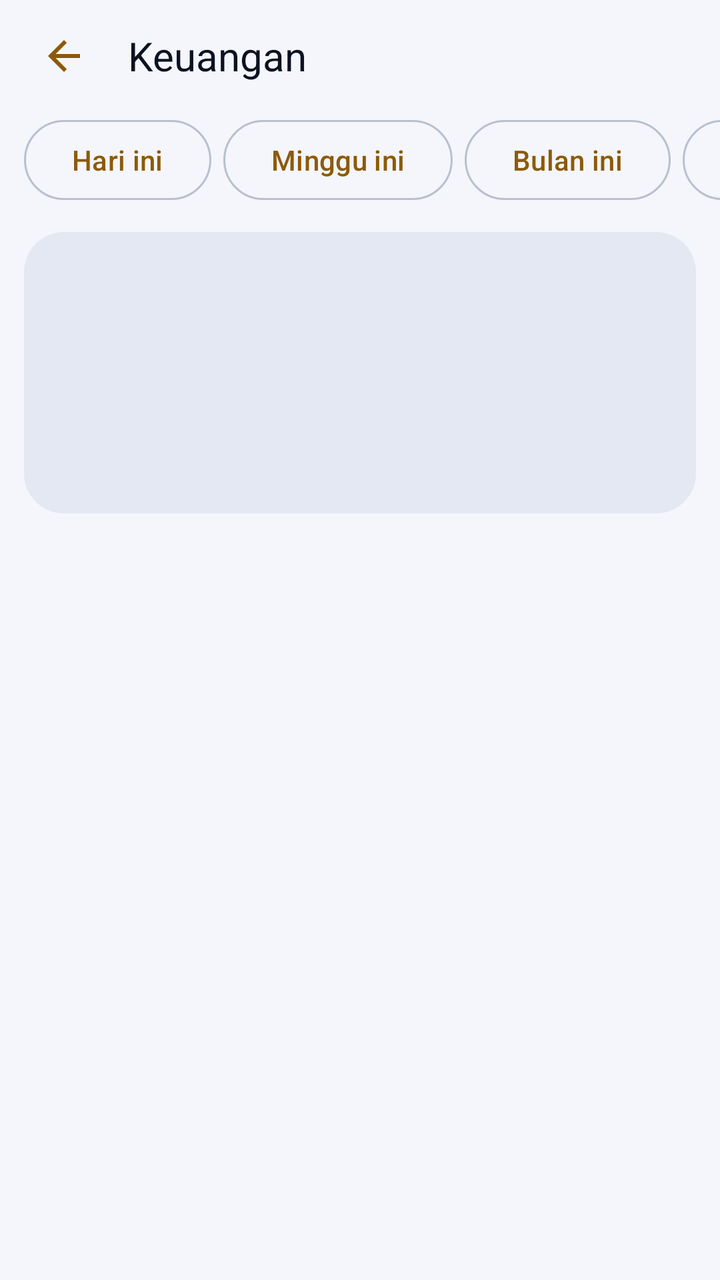
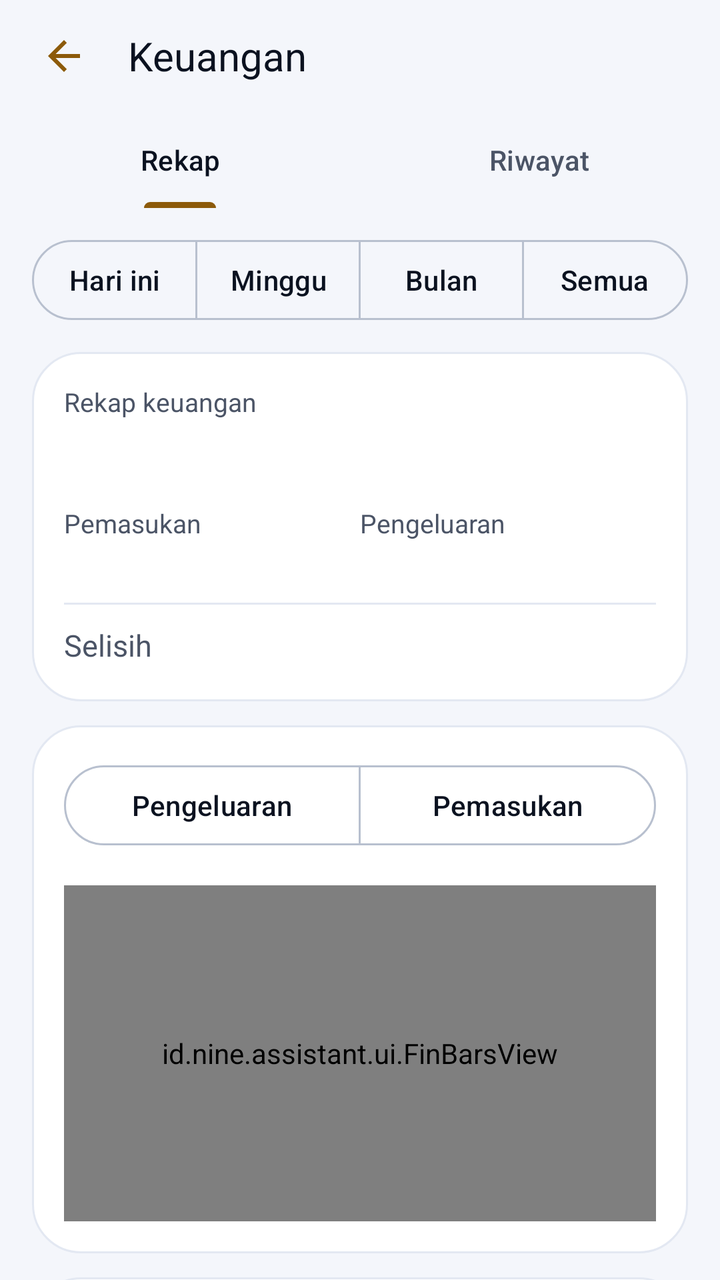

Two renders of the same Android screen: before a commit and after it. Below are the layout's source before the change and the commit's diff.
<!-- AndroidManifest.xml: application theme Theme.Nine -->
<!-- res/layout/activity_finance.xml -->
<?xml version="1.0" encoding="utf-8"?>
<LinearLayout xmlns:android="http://schemas.android.com/apk/res/android"
    xmlns:app="http://schemas.android.com/apk/res-auto"
    android:id="@+id/financeRoot"
    android:layout_width="match_parent"
    android:layout_height="match_parent"
    android:background="@color/nine_bg"
    android:orientation="vertical">

    <LinearLayout
        android:layout_width="match_parent"
        android:layout_height="56dp"
        android:gravity="center_vertical"
        android:orientation="horizontal"
        android:paddingStart="8dp"
        android:paddingEnd="8dp">

        <ImageButton
            android:id="@+id/btnBack"
            android:layout_width="48dp"
            android:layout_height="48dp"
            android:background="?attr/selectableItemBackgroundBorderless"
            android:contentDescription="@string/back"
            android:src="@drawable/ic_back"
            app:tint="@color/nine_gold" />

        <TextView
            android:layout_width="0dp"
            android:layout_height="wrap_content"
            android:layout_marginStart="8dp"
            android:layout_weight="1"
            android:text="@string/fin_title"
            android:textColor="@color/nine_on_bg"
            android:textSize="20sp" />
    </LinearLayout>

    <HorizontalScrollView
        android:layout_width="match_parent"
        android:layout_height="wrap_content"
        android:scrollbars="none">

        <LinearLayout
            android:layout_width="wrap_content"
            android:layout_height="wrap_content"
            android:orientation="horizontal"
            android:paddingStart="12dp"
            android:paddingEnd="12dp">

            <com.google.android.material.button.MaterialButton
                android:id="@+id/btnPToday"
                style="@style/Widget.Material3.Button.OutlinedButton"
                android:layout_width="wrap_content"
                android:layout_height="wrap_content"
                android:text="@string/fin_p_today" />

            <com.google.android.material.button.MaterialButton
                android:id="@+id/btnPWeek"
                style="@style/Widget.Material3.Button.OutlinedButton"
                android:layout_width="wrap_content"
                android:layout_height="wrap_content"
                android:layout_marginStart="6dp"
                android:text="@string/fin_p_week" />

            <com.google.android.material.button.MaterialButton
                android:id="@+id/btnPMonth"
                style="@style/Widget.Material3.Button.OutlinedButton"
                android:layout_width="wrap_content"
                android:layout_height="wrap_content"
                android:layout_marginStart="6dp"
                android:text="@string/fin_p_month" />

            <com.google.android.material.button.MaterialButton
                android:id="@+id/btnPAll"
                style="@style/Widget.Material3.Button.OutlinedButton"
                android:layout_width="wrap_content"
                android:layout_height="wrap_content"
                android:layout_marginStart="6dp"
                android:text="@string/fin_p_all" />
        </LinearLayout>
    </HorizontalScrollView>

    <LinearLayout
        android:layout_width="match_parent"
        android:layout_height="wrap_content"
        android:layout_margin="12dp"
        android:background="@drawable/bg_user_pill"
        android:orientation="vertical"
        android:padding="16dp">

        <TextView
            android:id="@+id/txtBalance"
            android:layout_width="match_parent"
            android:layout_height="wrap_content"
            android:textColor="@color/nine_on_bg"
            android:textSize="26sp" />

        <TextView
            android:id="@+id/txtIncome"
            android:layout_width="match_parent"
            android:layout_height="wrap_content"
            android:layout_marginTop="6dp"
            android:textColor="@color/fin_income"
            android:textSize="15sp" />

        <TextView
            android:id="@+id/txtExpense"
            android:layout_width="match_parent"
            android:layout_height="wrap_content"
            android:layout_marginTop="2dp"
            android:textColor="@color/fin_expense"
            android:textSize="15sp" />

        <TextView
            android:id="@+id/txtTop"
            style="@style/Nine.Body"
            android:layout_marginTop="6dp" />
    </LinearLayout>

    <androidx.recyclerview.widget.RecyclerView
        android:id="@+id/finList"
        android:layout_width="match_parent"
        android:layout_height="0dp"
        android:layout_weight="1"
        android:clipToPadding="false"
        android:paddingStart="12dp"
        android:paddingEnd="12dp"
        android:paddingBottom="8dp" />

    <TextView
        android:id="@+id/txtEmpty"
        style="@style/Nine.Body"
        android:gravity="center"
        android:padding="24dp"
        android:text="@string/fin_empty"
        android:visibility="gone" />
</LinearLayout>
<!-- resources referenced by this layout -->
<resources>
  <color name="fin_expense">#B3261E</color>
  <color name="fin_income">#1B7F4B</color>
  <color name="nine_bg">#F4F6FB</color>
  <color name="nine_gold">#8C5A0A</color>
  <color name="nine_on_bg">#0B1220</color>
  <!-- drawable bg_user_pill (drawable) -->
  <shape xmlns:android="http://schemas.android.com/apk/res/android" android:shape="rectangle">
      <solid android:color="@color/nine_pill" />
      <corners android:radius="20dp" />
  </shape>
  <!-- drawable ic_back (drawable) -->
  <vector xmlns:android="http://schemas.android.com/apk/res/android"
      android:width="24dp"
      android:height="24dp"
      android:autoMirrored="true"
      android:viewportWidth="24"
      android:viewportHeight="24">
      <path
          android:fillColor="@android:color/white"
          android:pathData="M20,11H7.83l5.59,-5.59L12,4l-8,8 8,8 1.41,-1.41L7.83,13H20v-2z" />
  </vector>
  <string name="back">Kembali</string>
  <string name="fin_empty">Belum ada catatan. Katakan: \"tadi beli kopi 18 ribu\".</string>
  <string name="fin_p_all">Semua</string>
  <string name="fin_p_month">Bulan ini</string>
  <string name="fin_p_today">Hari ini</string>
  <string name="fin_p_week">Minggu ini</string>
  <string name="fin_title">Keuangan</string>
  <style name="Nine.Body" parent="">
          <item name="android:layout_width">match_parent</item>
          <item name="android:layout_height">wrap_content</item>
          <item name="android:textColor">@color/nine_muted</item>
          <item name="android:textSize">14sp</item>
          <item name="android:lineSpacingMultiplier">1.15</item>
      </style>
  <color name="nine_pill">#E3E8F2</color>
  <color name="nine_muted">#4B5466</color>
  <color name="nine_accent">#8C5A0A</color>
  <color name="nine_vignette_edge">#33C7861A</color>
  <color name="nine_card">#FFFFFF</color>
  <color name="nine_outline">#B8C0CF</color>
  <color name="nine_outline_variant">#DCE1EA</color>
  <style name="Nine.BottomSheetDialog" parent="ThemeOverlay.Material3.BottomSheetDialog">
          <item name="bottomSheetStyle">@style/Nine.BottomSheet</item>
      </style>
  <style name="Nine.BottomSheet" parent="Widget.Material3.BottomSheet.Modal">
          <item name="backgroundTint">@color/nine_card</item>
      </style>
  <!-- unchanged entries left out for length: 1 -->
</resources>

<!-- the commit's change to res/layout/activity_finance.xml (unified diff, before → after) -->
@@ -34,103 +34,289 @@
             android:textSize="20sp" />
     </LinearLayout>
 
-    <HorizontalScrollView
+    <com.google.android.material.tabs.TabLayout
+        android:id="@+id/finTabs"
         android:layout_width="match_parent"
         android:layout_height="wrap_content"
-        android:scrollbars="none">
-
-        <LinearLayout
+        android:background="@color/nine_bg"
+        app:tabGravity="fill"
+        app:tabIndicatorColor="@color/nine_gold"
+        app:tabMode="fixed"
+        app:tabRippleColor="@color/nine_pill"
+        app:tabSelectedTextColor="@color/nine_on_bg"
+        app:tabTextColor="@color/nine_muted">
+
+        <com.google.android.material.tabs.TabItem
             android:layout_width="wrap_content"
             android:layout_height="wrap_content"
-            android:orientation="horizontal"
-            android:paddingStart="12dp"
-            android:paddingEnd="12dp">
-
-            <com.google.android.material.button.MaterialButton
-                android:id="@+id/btnPToday"
-                style="@style/Widget.Material3.Button.OutlinedButton"
-                android:layout_width="wrap_content"
-                android:layout_height="wrap_content"
-                android:text="@string/fin_p_today" />
-
-            <com.google.android.material.button.MaterialButton
-                android:id="@+id/btnPWeek"
-                style="@style/Widget.Material3.Button.OutlinedButton"
-                android:layout_width="wrap_content"
-                android:layout_height="wrap_content"
-                android:layout_marginStart="6dp"
-                android:text="@string/fin_p_week" />
-
-            <com.google.android.material.button.MaterialButton
-                android:id="@+id/btnPMonth"
-                style="@style/Widget.Material3.Button.OutlinedButton"
-                android:layout_width="wrap_content"
-                android:layout_height="wrap_content"
-                android:layout_marginStart="6dp"
-                android:text="@string/fin_p_month" />
-
-            <com.google.android.material.button.MaterialButton
-                android:id="@+id/btnPAll"
-                style="@style/Widget.Material3.Button.OutlinedButton"
-                android:layout_width="wrap_content"
-                android:layout_height="wrap_content"
-                android:layout_marginStart="6dp"
-                android:text="@string/fin_p_all" />
-        </LinearLayout>
-    </HorizontalScrollView>
-
-    <LinearLayout
+            android:text="@string/fin_tab_recap" />
+
+        <com.google.android.material.tabs.TabItem
+            android:layout_width="wrap_content"
+            android:layout_height="wrap_content"
+            android:text="@string/fin_tab_list" />
+    </com.google.android.material.tabs.TabLayout>
+
+    <com.google.android.material.button.MaterialButtonToggleGroup
+        android:id="@+id/finPeriod"
         android:layout_width="match_parent"
         android:layout_height="wrap_content"
-        android:layout_margin="12dp"
-        android:background="@drawable/bg_user_pill"
-        android:orientation="vertical"
-        android:padding="16dp">
-
-        <TextView
-            android:id="@+id/txtBalance"
-            android:layout_width="match_parent"
-            android:layout_height="wrap_content"
-            android:textColor="@color/nine_on_bg"
-            android:textSize="26sp" />
-
-        <TextView
-            android:id="@+id/txtIncome"
-            android:layout_width="match_parent"
-            android:layout_height="wrap_content"
-            android:layout_marginTop="6dp"
-            android:textColor="@color/fin_income"
-            android:textSize="15sp" />
-
-        <TextView
-            android:id="@+id/txtExpense"
-            android:layout_width="match_parent"
-            android:layout_height="wrap_content"
-            android:layout_marginTop="2dp"
-            android:textColor="@color/fin_expense"
-            android:textSize="15sp" />
-
-        <TextView
-            android:id="@+id/txtTop"
-            style="@style/Nine.Body"
-            android:layout_marginTop="6dp" />
-    </LinearLayout>
-
-    <androidx.recyclerview.widget.RecyclerView
-        android:id="@+id/finList"
+        android:layout_marginStart="16dp"
+        android:layout_marginTop="12dp"
+        android:layout_marginEnd="16dp"
+        app:selectionRequired="true"
+        app:singleSelection="true">
+
+        <com.google.android.material.button.MaterialButton
+            android:id="@+id/btnPToday"
+            style="@style/Widget.Material3.Button.OutlinedButton"
+            android:layout_width="0dp"
+            android:layout_height="wrap_content"
+            android:layout_weight="1"
+            android:paddingStart="4dp"
+            android:paddingEnd="4dp"
+            android:text="@string/fin_p_today" />
+
+        <com.google.android.material.button.MaterialButton
+            android:id="@+id/btnPWeek"
+            style="@style/Widget.Material3.Button.OutlinedButton"
+            android:layout_width="0dp"
+            android:layout_height="wrap_content"
+            android:layout_weight="1"
+            android:paddingStart="4dp"
+            android:paddingEnd="4dp"
+            android:text="@string/fin_p_week" />
+
+        <com.google.android.material.button.MaterialButton
+            android:id="@+id/btnPMonth"
+            style="@style/Widget.Material3.Button.OutlinedButton"
+            android:layout_width="0dp"
+            android:layout_height="wrap_content"
+            android:layout_weight="1"
+            android:paddingStart="4dp"
+            android:paddingEnd="4dp"
+            android:text="@string/fin_p_month" />
+
+        <com.google.android.material.button.MaterialButton
+            android:id="@+id/btnPAll"
+            style="@style/Widget.Material3.Button.OutlinedButton"
+            android:layout_width="0dp"
+            android:layout_height="wrap_content"
+            android:layout_weight="1"
+            android:paddingStart="4dp"
+            android:paddingEnd="4dp"
+            android:text="@string/fin_p_all" />
+    </com.google.android.material.button.MaterialButtonToggleGroup>
+
+    <FrameLayout
         android:layout_width="match_parent"
         android:layout_height="0dp"
-        android:layout_weight="1"
-        android:clipToPadding="false"
-        android:paddingStart="12dp"
-        android:paddingEnd="12dp"
-        android:paddingBottom="8dp" />
-
-    <TextView
-        android:id="@+id/txtEmpty"
-        style="@style/Nine.Body"
-        android:gravity="center"
-        android:padding="24dp"
-        android:text="@string/fin_empty"
-        android:visibility="gone" />
+        android:layout_weight="1">
+
+        <ScrollView
+            android:id="@+id/finRecap"
+            android:layout_width="match_parent"
+            android:layout_height="match_parent"
+            android:clipToPadding="false"
+            android:overScrollMode="never"
+            android:paddingTop="12dp"
+            android:paddingBottom="16dp"
+            android:scrollbars="none">
+
+            <LinearLayout
+                android:layout_width="match_parent"
+                android:layout_height="wrap_content"
+                android:orientation="vertical"
+                android:paddingStart="16dp"
+                android:paddingEnd="16dp">
+
+                <LinearLayout
+                    style="@style/Nine.Card"
+                    android:layout_marginBottom="12dp">
+
+                    <TextView
+                        android:layout_width="match_parent"
+                        android:layout_height="wrap_content"
+                        android:text="@string/fin_recap"
+                        android:textColor="@color/nine_muted"
+                        android:textSize="13sp" />
+
+                    <TextView
+                        android:id="@+id/txtPeriod"
+                        android:layout_width="match_parent"
+                        android:layout_height="wrap_content"
+                        android:textColor="@color/nine_on_bg"
+                        android:textSize="20sp"
+                        android:textStyle="bold" />
+
+                    <LinearLayout
+                        android:layout_width="match_parent"
+                        android:layout_height="wrap_content"
+                        android:layout_marginTop="16dp"
+                        android:orientation="horizontal">
+
+                        <LinearLayout
+                            android:layout_width="0dp"
+                            android:layout_height="wrap_content"
+                            android:layout_weight="1"
+                            android:orientation="vertical"
+                            android:paddingEnd="8dp">
+
+                            <TextView
+                                android:layout_width="match_parent"
+                                android:layout_height="wrap_content"
+                                android:text="@string/fin_income"
+                                android:textColor="@color/nine_muted"
+                                android:textSize="13sp" />
+
+                            <TextView
+                                android:id="@+id/txtIncome"
+                                android:layout_width="match_parent"
+                                android:layout_height="wrap_content"
+                                android:autoSizeMaxTextSize="18sp"
+                                android:autoSizeMinTextSize="12sp"
+                                android:autoSizeTextType="uniform"
+                                android:maxLines="1"
+                                android:textColor="@color/fin_income"
+                                android:textStyle="bold" />
+                        </LinearLayout>
+
+                        <LinearLayout
+                            android:layout_width="0dp"
+                            android:layout_height="wrap_content"
+                            android:layout_weight="1"
+                            android:orientation="vertical">
+
+                            <TextView
+                                android:layout_width="match_parent"
+                                android:layout_height="wrap_content"
+                                android:text="@string/fin_expense"
+                                android:textColor="@color/nine_muted"
+                                android:textSize="13sp" />
+
+                            <TextView
+                                android:id="@+id/txtExpense"
+                                android:layout_width="match_parent"
+                                android:layout_height="wrap_content"
+                                android:autoSizeMaxTextSize="18sp"
+                                android:autoSizeMinTextSize="12sp"
+                                android:autoSizeTextType="uniform"
+                                android:maxLines="1"
+                                android:textColor="@color/fin_expense"
+                                android:textStyle="bold" />
+                        </LinearLayout>
+                    </LinearLayout>
+
+                    <View style="@style/Nine.Divider" />
+
+                    <LinearLayout
+                        android:layout_width="match_parent"
+                        android:layout_height="wrap_content"
+                        android:gravity="center_vertical"
+                        android:orientation="horizontal">
+
+                        <TextView
+                            android:layout_width="0dp"
+                            android:layout_height="wrap_content"
+                            android:layout_weight="1"
+                            android:text="@string/fin_diff"
+                            android:textColor="@color/nine_muted"
+                            android:textSize="15sp" />
+
+                        <TextView
+                            android:id="@+id/txtDiff"
+                            android:layout_width="wrap_content"
+                            android:layout_height="wrap_content"
+                            android:maxLines="1"
+                            android:textSize="18sp"
+                            android:textStyle="bold" />
+                    </LinearLayout>
+                </LinearLayout>
+
+                <LinearLayout
+                    style="@style/Nine.Card"
+                    android:layout_marginBottom="12dp">
+
+                    <com.google.android.material.button.MaterialButtonToggleGroup
+                        android:id="@+id/finType"
+                        android:layout_width="match_parent"
+                        android:layout_height="wrap_content"
+                        app:selectionRequired="true"
+                        app:singleSelection="true">
+
+                        <com.google.android.material.button.MaterialButton
+                            android:id="@+id/btnTExpense"
+                            style="@style/Widget.Material3.Button.OutlinedButton"
+                            android:layout_width="0dp"
+                            android:layout_height="wrap_content"
+                            android:layout_weight="1"
+                            android:text="@string/fin_expense" />
+
+                        <com.google.android.material.button.MaterialButton
+                            android:id="@+id/btnTIncome"
+                            style="@style/Widget.Material3.Button.OutlinedButton"
+                            android:layout_width="0dp"
+                            android:layout_height="wrap_content"
+                            android:layout_weight="1"
+                            android:text="@string/fin_income" />
+                    </com.google.android.material.button.MaterialButtonToggleGroup>
+
+                    <id.nine.assistant.ui.FinBarsView
+                        android:id="@+id/finBars"
+                        android:layout_width="match_parent"
+                        android:layout_height="168dp"
+                        android:layout_marginTop="16dp" />
+                </LinearLayout>
+
+                <LinearLayout style="@style/Nine.Card">
+
+                    <TextView
+                        android:layout_width="match_parent"
+                        android:layout_height="wrap_content"
+                        android:text="@string/fin_cats"
+                        android:textColor="@color/nine_on_bg"
+                        android:textSize="16sp"
+                        android:textStyle="bold" />
+
+                    <LinearLayout
+                        android:id="@+id/finCats"
+                        android:layout_width="match_parent"
+                        android:layout_height="wrap_content"
+                        android:orientation="vertical" />
+
+                    <TextView
+                        android:id="@+id/txtCatEmpty"
+                        android:layout_width="match_parent"
+                        android:layout_height="wrap_content"
+                        android:layout_marginTop="8dp"
+                        android:text="@string/fin_none"
+                        android:textColor="@color/nine_muted"
+                        android:textSize="14sp" />
+                </LinearLayout>
+            </LinearLayout>
+        </ScrollView>
+
+        <androidx.recyclerview.widget.RecyclerView
+            android:id="@+id/finList"
+            android:layout_width="match_parent"
+            android:layout_height="match_parent"
+            android:clipToPadding="false"
+            android:paddingStart="16dp"
+            android:paddingTop="4dp"
+            android:paddingEnd="16dp"
+            android:paddingBottom="16dp"
+            android:visibility="gone" />
+
+        <TextView
+            android:id="@+id/txtEmpty"
+            android:layout_width="match_parent"
+            android:layout_height="wrap_content"
+            android:layout_gravity="center"
+            android:gravity="center"
+            android:padding="32dp"
+            android:text="@string/fin_empty"
+            android:textColor="@color/nine_muted"
+            android:textSize="14sp"
+            android:visibility="gone" />
+    </FrameLayout>
 </LinearLayout>
<!-- resource entries referenced after the edit -->
@@ -5,11 +5,6 @@
   <color name="nine_bg">#F4F6FB</color>
   <color name="nine_gold">#8C5A0A</color>
   <color name="nine_on_bg">#0B1220</color>
-  <!-- drawable bg_user_pill (drawable) -->
-  <shape xmlns:android="http://schemas.android.com/apk/res/android" android:shape="rectangle">
-      <solid android:color="@color/nine_pill" />
-      <corners android:radius="20dp" />
-  </shape>
   <!-- drawable ic_back (drawable) -->
   <vector xmlns:android="http://schemas.android.com/apk/res/android"
       android:width="24dp"
@@ -22,19 +17,40 @@
           android:pathData="M20,11H7.83l5.59,-5.59L12,4l-8,8 8,8 1.41,-1.41L7.83,13H20v-2z" />
   </vector>
   <string name="back">Kembali</string>
+  <string name="fin_cats">Kategori</string>
+  <string name="fin_diff">Selisih</string>
   <string name="fin_empty">Belum ada catatan. Katakan: \"tadi beli kopi 18 ribu\".</string>
+  <string name="fin_expense">Pengeluaran</string>
+  <string name="fin_income">Pemasukan</string>
+  <string name="fin_none">Belum ada data</string>
   <string name="fin_p_all">Semua</string>
-  <string name="fin_p_month">Bulan ini</string>
+  <string name="fin_p_month">Bulan</string>
   <string name="fin_p_today">Hari ini</string>
-  <string name="fin_p_week">Minggu ini</string>
+  <string name="fin_p_week">Minggu</string>
+  <string name="fin_recap">Rekap keuangan</string>
+  <string name="fin_tab_list">Riwayat</string>
+  <string name="fin_tab_recap">Rekap</string>
   <string name="fin_title">Keuangan</string>
-  <style name="Nine.Body" parent="">
+  <style name="Nine.Card" parent="">
           <item name="android:layout_width">match_parent</item>
           <item name="android:layout_height">wrap_content</item>
-          <item name="android:textColor">@color/nine_muted</item>
-          <item name="android:textSize">14sp</item>
-          <item name="android:lineSpacingMultiplier">1.15</item>
+          <item name="android:background">@drawable/bg_card</item>
+          <item name="android:orientation">vertical</item>
+          <item name="android:padding">16dp</item>
       </style>
+  <style name="Nine.Divider" parent="">
+          <item name="android:layout_width">match_parent</item>
+          <item name="android:layout_height">1dp</item>
+          <item name="android:layout_marginTop">12dp</item>
+          <item name="android:layout_marginBottom">8dp</item>
+          <item name="android:background">@color/nine_pill</item>
+      </style>
+  <!-- drawable bg_card (drawable) -->
+  <shape xmlns:android="http://schemas.android.com/apk/res/android" android:shape="rectangle">
+      <solid android:color="@color/nine_card" />
+      <corners android:radius="24dp" />
+      <stroke android:width="1dp" android:color="@color/nine_pill" />
+  </shape>
   <color name="nine_pill">#E3E8F2</color>
   <color name="nine_muted">#4B5466</color>
   <color name="nine_accent">#8C5A0A</color>
